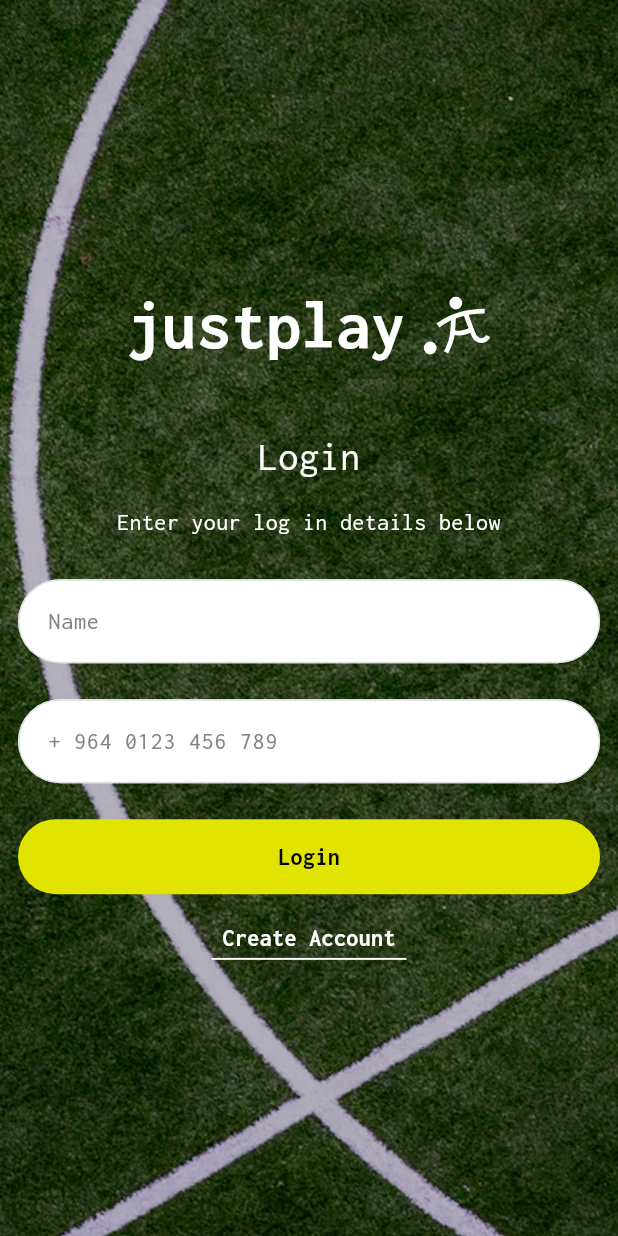
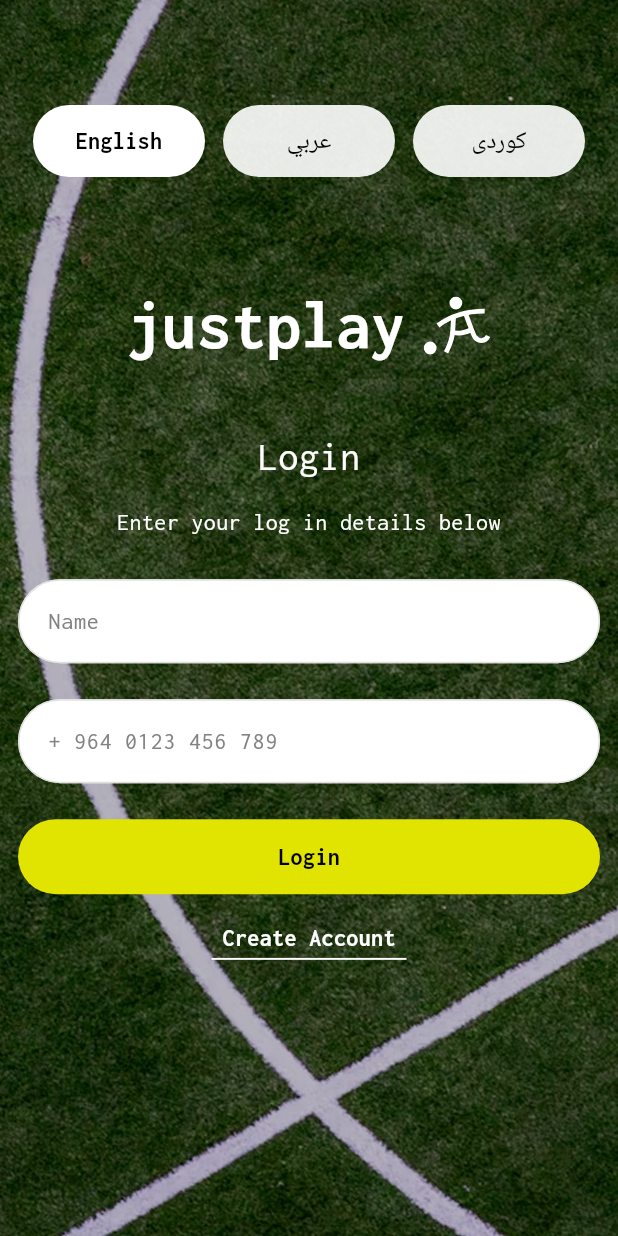
Before and after one commit to FSDTeam-SAA/flutter_justplay, a Flutter app: the LoginScreen screen opened by its route, on a phone screen of 412 x 824 dp. Run offline on Flutter 3.47's test engine with Material 3 defaults, Android fonts, the phone set to English and light mode, and no system bars; our stand-ins replace cached_network_image, connectivity_plus, dartz, dio, equatable, file_picker and 9 more; missing offline and left inert: flutx_core; accounts and stored records are empty; network calls fail; statements that could not run were skipped.

Commit message:
language added in signup and login screen

```diff
--- a/lib/core/localization/translations.dart
+++ b/lib/core/localization/translations.dart
@@ -35,10 +35,11 @@
       'back_to_bookings': 'Back To Bookings',
       'booking_cancelled_successfully': 'Booking cancelled successfully',
       'success': 'Success',
-
+      'enter_login_details': 'Enter your log in details below',
 
       'continue': 'Continue',
-          'terms': 'By clicking continue, you agree to our Terms of Service and Privacy Policy',
+      'terms':
+          'By clicking continue, you agree to our Terms of Service and Privacy Policy',
       'login': 'Login',
       'create_account_button': 'Create Account',
       'hello_abdullah': 'Hello Abduplla',
@@ -93,6 +94,7 @@
       'coming_soon': 'Coming Soon!',
       'event_page_template': 'Event Page Template',
     },
+
     /// 🇮🇶 Iraqi Arabic
     'ar_IQ': {
       'create_account': 'سوي حساب',
@@ -102,7 +104,7 @@
       'date_of_birth': 'تاريخ الميلاد',
       'by_clicking_continue': 'بالضغط على استمر، أنت توافق على',
       'terms_of_service': 'شروط الخدمة',
-  ' an_d ': ' و ' ,
+      ' an_d ': ' و ',
       'privacy_policy': 'سياسة الخصوصية',
       'already_have_account': 'عندك حساب بالفعل؟',
       'date': 'التاريخ',
@@ -124,6 +126,7 @@
       'back_to_bookings': 'العودة إلى الحجز',
       'booking_cancelled_successfully': 'تم إلغاء الحجز بنجاح',
       'success': 'نجاح',
+      'enter_login_details': 'دخل بيانات تسجيل الدخول جوه',
 
       'continue': 'استمر',
       'terms': 'بالضغط على استمر، انت توافق على شروط الخدمة وسياسة الخصوصية',
@@ -181,6 +184,7 @@
       'coming_soon': 'قريباً!',
       'event_page_template': 'قالب صفحة الفعالية',
     },
+
     /// 🟡 Kurdish (Sorani)
     'ku_IQ': {
       'create_account': 'هەژمار دروست بکە',
@@ -214,9 +218,10 @@
       'back_to_bookings': 'گەڕانەوە بۆ حجوزەکان',
       'booking_cancelled_successfully': 'حجزەکە بە سەرکەوتوویی هەڵوەشێنرایەوە',
       'success': 'سەرکەوتوو',
+      'enter_login_details': 'زانیاریەکانی چوونەژوورەوەت لە خوارەوە بنووسە',
 
-
-          'terms': 'بە کرتەکردن لە بەردەوام بە، تۆ ڕازی دەبیت بە مەرجەکانی خزمەتگوزاری و سیاسەتی تایبەتمەندی',
+      'terms':
+          'بە کرتەکردن لە بەردەوام بە، تۆ ڕازی دەبیت بە مەرجەکانی خزمەتگوزاری و سیاسەتی تایبەتمەندی',
       'login': 'چوونەژوورەوە',
       'create_account_button': 'هەژمار دروست بکە',
       'hello_abdullah': 'سڵاو عبدالله',
--- a/lib/features/auth/screens/create_account_screen.dart
+++ b/lib/features/auth/screens/create_account_screen.dart
@@ -10,6 +10,7 @@
 import '../../../core/common/widgets/button_widgets.dart';
 import '../../../core/constants/assets_const.dart';
 import '../../../core/extensions/input_decoration_extensions.dart';
+import '../widgets/language_widgets.dart';
 
 class CreateAccountScreen extends StatefulWidget {
   const CreateAccountScreen({super.key});
@@ -63,6 +64,9 @@
             Positioned.fill(
               child: Image.asset(Images.background, fit: BoxFit.cover),
             ),
+
+            // 🔥 Language buttons (TOP)
+            Positioned(top: 70, left: 0, right: 0, child: LanguageSwitchRow()),
 
             // Main content (logo + titles) – centered vertically & horizontally
             Padding(
--- a/lib/features/auth/screens/login_screen.dart
+++ b/lib/features/auth/screens/login_screen.dart
@@ -1,7 +1,7 @@
 import 'package:flutter/material.dart';
 import 'package:flutter_justplay/core/utils/app_svg.dart';
 import 'package:flutter_justplay/features/auth/screens/create_account_screen.dart';
-import 'package:flutter_justplay/navigation_menu.dart';
+
 import 'package:flutx_core/core/validation/validators.dart';
 import 'package:flutx_core/flutx_core.dart';
 import 'package:get/get.dart';
@@ -9,6 +9,7 @@
 import '../../../core/constants/assets_const.dart';
 import '../../../core/extensions/input_decoration_extensions.dart';
 import '../controller/auth_controller.dart';
+import '../widgets/language_widgets.dart';
 
 class LoginScreen extends StatefulWidget {
   const LoginScreen({super.key});
@@ -49,6 +50,7 @@
             Positioned.fill(
               child: Image.asset(Images.background, fit: BoxFit.cover),
             ),
+            Positioned(top: 70, left: 0, right: 0, child: LanguageSwitchRow()),
 
             // Main content (logo + titles) – centered vertically & horizontally
             Padding(
@@ -94,8 +96,8 @@
                   const SizedBox(height: 12),
 
                   // Subtitle
-                  const Text(
-                    'Enter your log in details below',
+                   Text(
+                    'enter_login_details'.tr,
                     textAlign: TextAlign.center,
                     style: TextStyle(
                       color: Colors.white,
--- /dev/null
+++ b/lib/features/auth/widgets/language_widgets.dart
@@ -0,0 +1,92 @@
+import 'package:flutter/material.dart';
+import 'package:get/get.dart';
+import 'package:get_storage/get_storage.dart';
+import 'package:intl/intl.dart';
+
+class LanguageSwitchRow extends StatelessWidget {
+  LanguageSwitchRow({super.key});
+
+  final RxString selectedLang = Get.locale?.languageCode.obs ?? 'en'.obs;
+
+  void _changeLanguage(String code, Locale locale) {
+    selectedLang.value = code;
+
+    Get.updateLocale(locale);
+    Intl.defaultLocale = locale.toString();
+
+    final box = GetStorage();
+    box.write('language_code', locale.languageCode);
+    if (locale.countryCode != null) {
+      box.write('country_code', locale.countryCode);
+    }
+  }
+
+  @override
+  Widget build(BuildContext context) {
+    return Obx(
+      () => Padding(
+        padding: const EdgeInsets.symmetric(horizontal: 16),
+        child: Row(
+          mainAxisAlignment: MainAxisAlignment.spaceBetween, // 🔥 key
+          children: [
+            _LangChip(
+              title: 'English',
+              isSelected: selectedLang.value == 'en',
+              onTap: () => _changeLanguage('en', const Locale('en', 'US')),
+            ),
+            _LangChip(
+              title: 'عربي',
+              isSelected: selectedLang.value == 'ar',
+              onTap: () => _changeLanguage('ar', const Locale('ar', 'IQ')),
+            ),
+            _LangChip(
+              title: 'کوردی',
+              isSelected: selectedLang.value == 'ku',
+              onTap: () => _changeLanguage('ku', const Locale('ku', 'IQ')),
+            ),
+          ],
+        ),
+      ),
+    );
+  }
+}
+
+class _LangChip extends StatelessWidget {
+  final String title;
+  final bool isSelected;
+  final VoidCallback onTap;
+
+  const _LangChip({
+    required this.title,
+    required this.isSelected,
+    required this.onTap,
+  });
+
+  @override
+  Widget build(BuildContext context) {
+    return Expanded(
+      // 🔥 ensures equal width
+      child: GestureDetector(
+        onTap: onTap,
+        child: Container(
+          height: 48, // 👈 bigger height
+          margin: const EdgeInsets.symmetric(horizontal: 6),
+          alignment: Alignment.center,
+          decoration: BoxDecoration(
+            color: Colors.white.withOpacity(isSelected ? 1 : 0.9),
+            borderRadius: BorderRadius.circular(30),
+          ),
+          child: Text(
+            title,
+            textAlign: TextAlign.center,
+            style: TextStyle(
+              fontSize: 16, // 👈 slightly bigger text
+              fontWeight: isSelected ? FontWeight.w700 : FontWeight.w500,
+              color: Colors.black,
+            ),
+          ),
+        ),
+      ),
+    );
+  }
+}
--- a/lib/features/home/screens/drawer_screen.dart
+++ b/lib/features/home/screens/drawer_screen.dart
@@ -3,16 +3,13 @@
 import 'package:flutter/material.dart';
 import 'package:flutter_justplay/features/auth/controller/auth_controller.dart';
 import 'package:flutter_justplay/features/home/controller/profile_controller.dart';
-import 'package:flutter_justplay/features/bookings/presentation/screens/my_booking_screen.dart';
-import 'package:flutter_justplay/features/home/screens/Report_an_issue.dart';
-import 'package:flutter_justplay/features/home/screens/change_city_screen.dart';
+
 import 'package:flutter_justplay/features/home/screens/profile_screen.dart';
 import 'package:get/get.dart';
 import 'package:go_router/go_router.dart';
 
 import '../../../core/constants/assets_const.dart' hide Icons;
 import '../../../core/utils/app_svg.dart';
-import '../../language/presentation/screens/languages_screen.dart';
 
 class MenuScreen extends StatefulWidget {
   const MenuScreen({Key? key}) : super(key: key);
@@ -139,11 +136,11 @@
               Navigator.of(context).pop();
               context.go('/utility/report_issue');
             }),
-            _menuItem("language".tr, () {
-              Navigator.of(context).pop();
-              context.go('/utility/language');
-            }),
 
+            // _menuItem("language".tr, () {
+            //   Navigator.of(context).pop();
+            //   context.go('/utility/language');
+            // }),
             const Spacer(),
 
             // Log Out Button
```
Also changed, not shown: lib/features/language/presentation/screens/languages_screen.dart (+0 -73 lines). Lines whose indentation alone changed are shown as unchanged.
